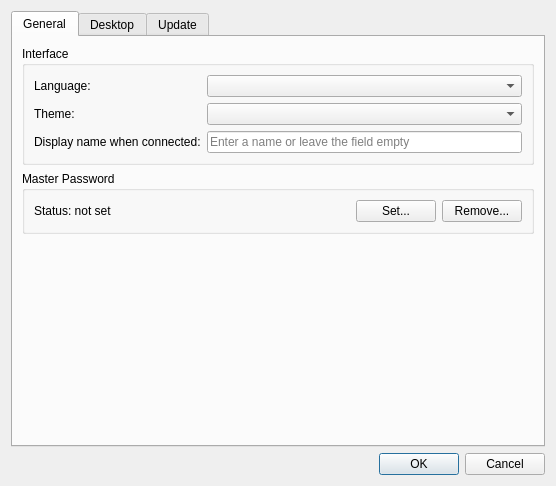
Before: the Qt Designer form source/client/ui/settings_dialog.ui in SammyEnigma/aspia, drawn with Qt 5.
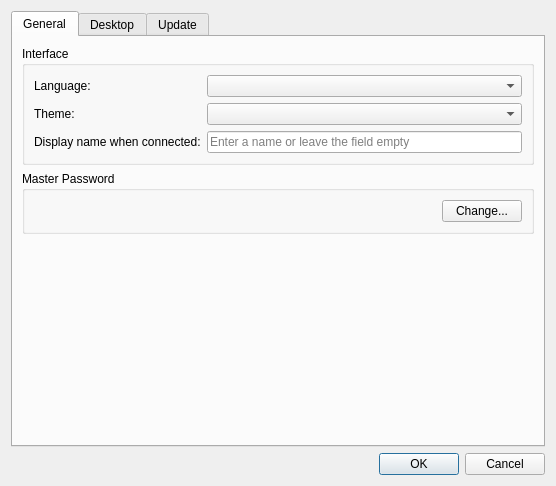
After: the same form once the commit is applied. Custom widgets are drawn as their Qt base class.

Commit message: Master password is always enabled.

The edit to the form file:
```diff
--- a/source/client/ui/settings_dialog.ui
+++ b/source/client/ui/settings_dialog.ui
@@ -77,20 +77,13 @@
          </property>
          <layout class="QHBoxLayout" name="layout_master_password">
           <item>
-           <widget class="QLabel" name="label_master_password_status">
-            <property name="text">
-             <string>Status: not set</string>
-            </property>
-           </widget>
-          </item>
-          <item>
-           <spacer name="horizontalSpacer_master_password">
+           <spacer name="horizontalSpacer">
             <property name="orientation">
              <enum>Qt::Orientation::Horizontal</enum>
             </property>
             <property name="sizeHint" stdset="0">
              <size>
-              <width>40</width>
+              <width>403</width>
               <height>20</height>
              </size>
             </property>
@@ -99,14 +92,7 @@
           <item>
            <widget class="QPushButton" name="button_set_master_password">
             <property name="text">
-             <string>Set...</string>
-            </property>
-           </widget>
-          </item>
-          <item>
-           <widget class="QPushButton" name="button_remove_master_password">
-            <property name="text">
-             <string>Remove...</string>
+             <string>Change...</string>
             </property>
            </widget>
           </item>
```
Left out of the diff: 4 changed lines with no effect on the pictures. The commit also changes 9 other files.
